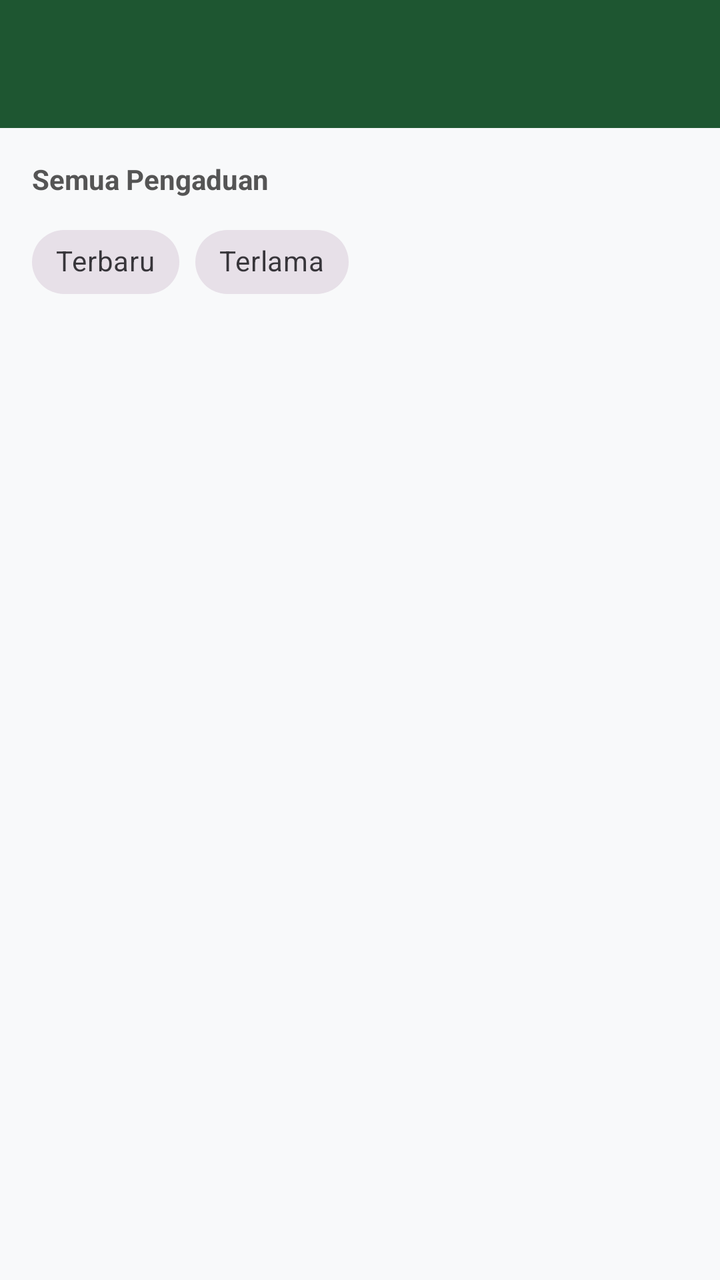
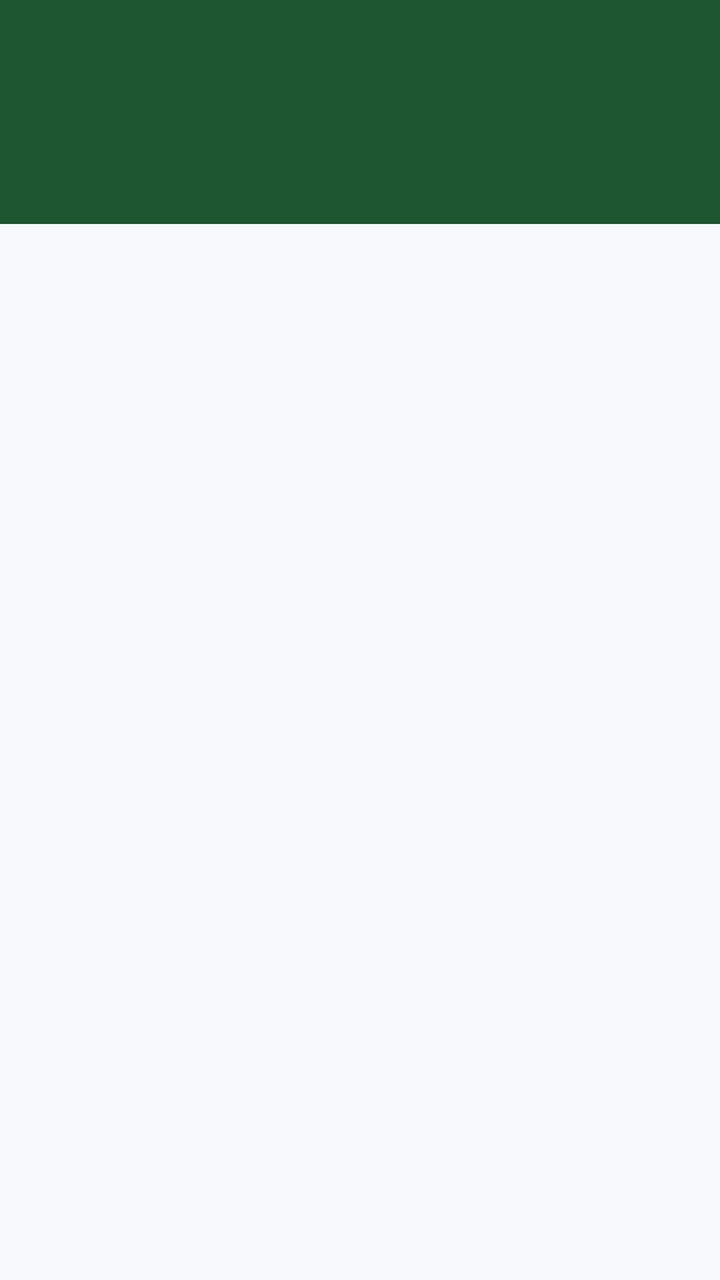

Two renders of the same Android screen: before a commit and after it. Below are the layout's source before the change and the commit's diff.
<!-- AndroidManifest.xml: application theme Theme.Abil -->
<!-- res/layout/fragment_laporan.xml -->
<?xml version="1.0" encoding="utf-8"?>
<androidx.coordinatorlayout.widget.CoordinatorLayout xmlns:android="http://schemas.android.com/apk/res/android"
    xmlns:app="http://schemas.android.com/apk/res-auto"
    xmlns:tools="http://schemas.android.com/tools"
    android:layout_width="match_parent"
    android:layout_height="match_parent"
    android:background="@color/softLight"
    tools:context=".Laporan.LaporanFragment">

    <com.google.android.material.appbar.AppBarLayout
        android:id="@+id/appBarLayout"
        android:layout_width="match_parent"
        android:layout_height="wrap_content"
        android:theme="@style/ThemeOverlay.AppCompat.Dark.ActionBar">

        <androidx.appcompat.widget.Toolbar
            android:id="@+id/toolbar"
            android:layout_width="match_parent"
            android:layout_height="?attr/actionBarSize"
            android:background="@color/softLight"
            android:backgroundTint="@color/heritageGreen"
            app:layout_scrollFlags="scroll|enterAlways"
            app:titleTextColor="@color/softLight" />
    </com.google.android.material.appbar.AppBarLayout>

    <LinearLayout
        android:layout_width="match_parent"
        android:layout_height="match_parent"
        android:orientation="vertical"
        app:layout_behavior="@string/appbar_scrolling_view_behavior">

        <TextView
            android:layout_width="match_parent"
            android:layout_height="wrap_content"
            android:layout_marginHorizontal="16dp"
            android:layout_marginTop="16dp"
            android:layout_marginBottom="8dp"
            android:text="Semua Pengaduan"
            android:textColor="#555555"
            android:textSize="14sp"
            android:textStyle="bold" />

        <com.google.android.material.chip.ChipGroup
            android:id="@+id/chipGroupLaporan"
            android:layout_width="wrap_content"
            android:layout_height="wrap_content"
            android:layout_marginHorizontal="16dp"
            app:singleSelection="true">

            <com.google.android.material.chip.Chip
                android:id="@+id/chipTerbaru"
                style="@style/Widget.MaterialComponents.Chip.Filter"
                android:layout_width="wrap_content"
                android:layout_height="wrap_content"
                android:text="Terbaru" />

            <com.google.android.material.chip.Chip
                android:id="@+id/chipTerlama"
                style="@style/Widget.MaterialComponents.Chip.Filter"
                android:layout_width="wrap_content"
                android:layout_height="wrap_content"
                android:text="Terlama" />
        </com.google.android.material.chip.ChipGroup>

        <androidx.recyclerview.widget.RecyclerView
            android:id="@+id/rvLaporanItems"
            android:layout_width="match_parent"
            android:layout_height="match_parent"
            android:clipToPadding="false"
            android:paddingBottom="16dp" />
    </LinearLayout>

</androidx.coordinatorlayout.widget.CoordinatorLayout>
<!-- resources referenced by this layout -->
<resources>
  <color name="heritageGreen">#1E5631</color>
  <color name="softLight">#F8F9FA</color>
  <style name="Theme.Abil" parent="Base.Theme.Abil" />
  <style name="Base.Theme.Abil" parent="Theme.Material3.DayNight.NoActionBar">
          
          
      </style>
</resources>

<!-- the commit's change to res/layout/fragment_laporan.xml (unified diff, before → after) -->
@@ -1,14 +1,11 @@
 <?xml version="1.0" encoding="utf-8"?>
 <androidx.coordinatorlayout.widget.CoordinatorLayout xmlns:android="http://schemas.android.com/apk/res/android"
     xmlns:app="http://schemas.android.com/apk/res-auto"
-    xmlns:tools="http://schemas.android.com/tools"
     android:layout_width="match_parent"
     android:layout_height="match_parent"
-    android:background="@color/softLight"
-    tools:context=".Laporan.LaporanFragment">
+    android:background="@color/softLight">
 
     <com.google.android.material.appbar.AppBarLayout
-        android:id="@+id/appBarLayout"
         android:layout_width="match_parent"
         android:layout_height="wrap_content"
         android:theme="@style/ThemeOverlay.AppCompat.Dark.ActionBar">
@@ -17,57 +14,24 @@
             android:id="@+id/toolbar"
             android:layout_width="match_parent"
             android:layout_height="?attr/actionBarSize"
-            android:background="@color/softLight"
-            android:backgroundTint="@color/heritageGreen"
+            android:background="@color/heritageGreen"
             app:layout_scrollFlags="scroll|enterAlways"
-            app:titleTextColor="@color/softLight" />
+            app:titleTextColor="@android:color/white" />
+
+        <com.google.android.material.tabs.TabLayout
+            android:id="@+id/tabLayoutLaporan"
+            android:layout_width="match_parent"
+            android:layout_height="wrap_content"
+            android:background="@color/heritageGreen"
+            app:tabIndicatorColor="@color/warmAmber"
+            app:tabSelectedTextColor="@android:color/white"
+            app:tabTextColor="#B3FFFFFF" />
     </com.google.android.material.appbar.AppBarLayout>
 
-    <LinearLayout
+    <androidx.viewpager2.widget.ViewPager2
+        android:id="@+id/viewPagerLaporan"
         android:layout_width="match_parent"
         android:layout_height="match_parent"
-        android:orientation="vertical"
-        app:layout_behavior="@string/appbar_scrolling_view_behavior">
-
-        <TextView
-            android:layout_width="match_parent"
-            android:layout_height="wrap_content"
-            android:layout_marginHorizontal="16dp"
-            android:layout_marginTop="16dp"
-            android:layout_marginBottom="8dp"
-            android:text="Semua Pengaduan"
-            android:textColor="#555555"
-            android:textSize="14sp"
-            android:textStyle="bold" />
-
-        <com.google.android.material.chip.ChipGroup
-            android:id="@+id/chipGroupLaporan"
-            android:layout_width="wrap_content"
-            android:layout_height="wrap_content"
-            android:layout_marginHorizontal="16dp"
-            app:singleSelection="true">
-
-            <com.google.android.material.chip.Chip
-                android:id="@+id/chipTerbaru"
-                style="@style/Widget.MaterialComponents.Chip.Filter"
-                android:layout_width="wrap_content"
-                android:layout_height="wrap_content"
-                android:text="Terbaru" />
-
-            <com.google.android.material.chip.Chip
-                android:id="@+id/chipTerlama"
-                style="@style/Widget.MaterialComponents.Chip.Filter"
-                android:layout_width="wrap_content"
-                android:layout_height="wrap_content"
-                android:text="Terlama" />
-        </com.google.android.material.chip.ChipGroup>
-
-        <androidx.recyclerview.widget.RecyclerView
-            android:id="@+id/rvLaporanItems"
-            android:layout_width="match_parent"
-            android:layout_height="match_parent"
-            android:clipToPadding="false"
-            android:paddingBottom="16dp" />
-    </LinearLayout>
+        app:layout_behavior="@string/appbar_scrolling_view_behavior" />
 
 </androidx.coordinatorlayout.widget.CoordinatorLayout>
<!-- resource entries referenced after the edit -->
@@ -2,6 +2,7 @@
 <resources>
   <color name="heritageGreen">#1E5631</color>
   <color name="softLight">#F8F9FA</color>
+  <color name="warmAmber">#F4A261</color>
   <style name="Theme.Abil" parent="Base.Theme.Abil" />
   <style name="Base.Theme.Abil" parent="Theme.Material3.DayNight.NoActionBar">
           
